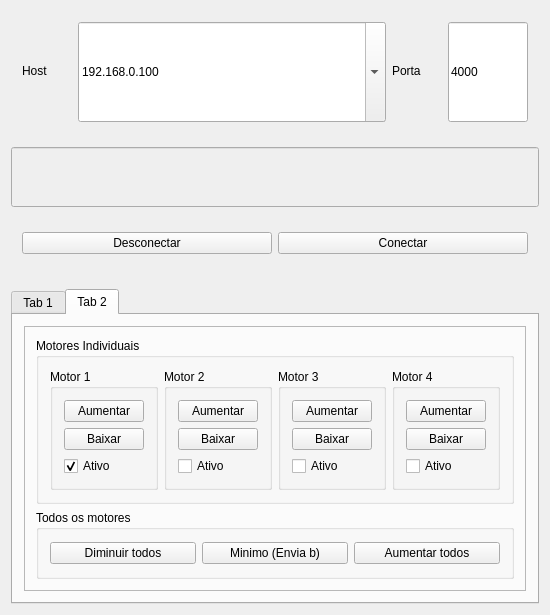
Qt form DroneApp/mainwindow.ui (igorfel/DroneApp) before a commit.
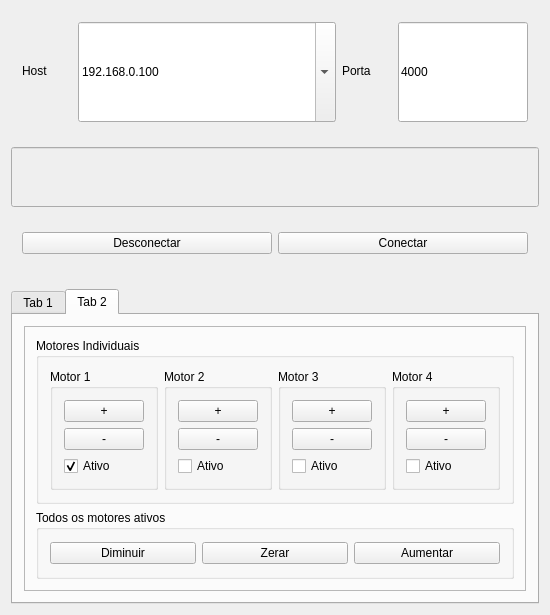
The same form after that commit.

Diff of the .ui file:
```diff
--- a/DroneApp/mainwindow.ui
+++ b/DroneApp/mainwindow.ui
@@ -47,7 +47,7 @@
         <widget class="QComboBox" name="HostInput">
          <property name="minimumSize">
           <size>
-           <width>120</width>
+           <width>150</width>
            <height>100</height>
           </size>
          </property>
@@ -83,7 +83,7 @@
         <widget class="QLineEdit" name="PortaInput">
          <property name="minimumSize">
           <size>
-           <width>80</width>
+           <width>130</width>
            <height>100</height>
           </size>
          </property>
@@ -279,14 +279,14 @@
                  <item>
                   <widget class="QPushButton" name="Motor1_1">
                    <property name="text">
-                    <string>Aumentar</string>
+                    <string>+</string>
                    </property>
                   </widget>
                  </item>
                  <item>
                   <widget class="QPushButton" name="Motor1_0">
                    <property name="text">
-                    <string>Baixar</string>
+                    <string>-</string>
                    </property>
                   </widget>
                  </item>
@@ -312,14 +312,14 @@
                  <item>
                   <widget class="QPushButton" name="Motor2_1">
                    <property name="text">
-                    <string>Aumentar</string>
+                    <string>+</string>
                    </property>
                   </widget>
                  </item>
                  <item>
                   <widget class="QPushButton" name="Motor2_0">
                    <property name="text">
-                    <string>Baixar</string>
+                    <string>-</string>
                    </property>
                   </widget>
                  </item>
@@ -342,14 +342,14 @@
                  <item>
                   <widget class="QPushButton" name="Motor3_1">
                    <property name="text">
-                    <string>Aumentar</string>
+                    <string>+</string>
                    </property>
                   </widget>
                  </item>
                  <item>
                   <widget class="QPushButton" name="Motor3_0">
                    <property name="text">
-                    <string>Baixar</string>
+                    <string>-</string>
                    </property>
                   </widget>
                  </item>
@@ -372,14 +372,14 @@
                  <item>
                   <widget class="QPushButton" name="Motor4_1">
                    <property name="text">
-                    <string>Aumentar</string>
+                    <string>+</string>
                    </property>
                   </widget>
                  </item>
                  <item>
                   <widget class="QPushButton" name="Motor4_0">
                    <property name="text">
-                    <string>Baixar</string>
+                    <string>-</string>
                    </property>
                   </widget>
                  </item>
@@ -399,27 +399,27 @@
            <item>
             <widget class="QGroupBox" name="Todos_os_motores">
              <property name="title">
-              <string>Todos os motores</string>
+              <string>Todos os motores ativos</string>
              </property>
              <layout class="QHBoxLayout" name="horizontalLayout_6">
               <item>
                <widget class="QPushButton" name="Diminuir_Todos">
                 <property name="text">
-                 <string>Diminuir todos</string>
+                 <string>Diminuir</string>
                 </property>
                </widget>
               </item>
               <item>
                <widget class="QPushButton" name="Zerar">
                 <property name="text">
-                 <string>Minimo (Envia b)</string>
+                 <string>Zerar</string>
                 </property>
                </widget>
               </item>
               <item>
                <widget class="QPushButton" name="Aumentar_Todos">
                 <property name="text">
-                 <string>Aumentar todos</string>
+                 <string>Aumentar</string>
                 </property>
                </widget>
               </item>
```
